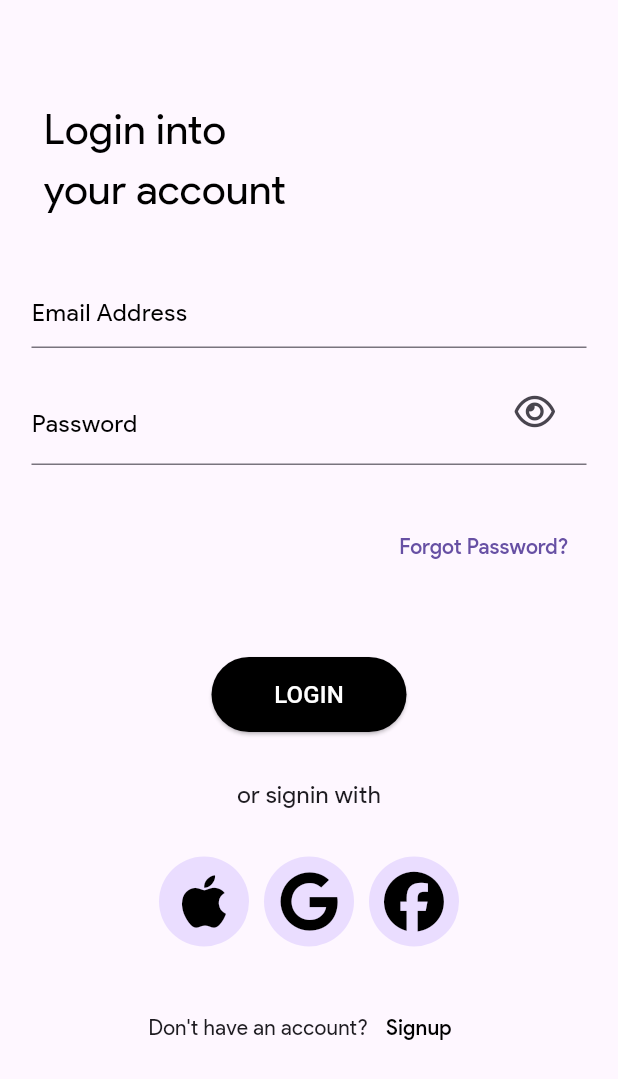
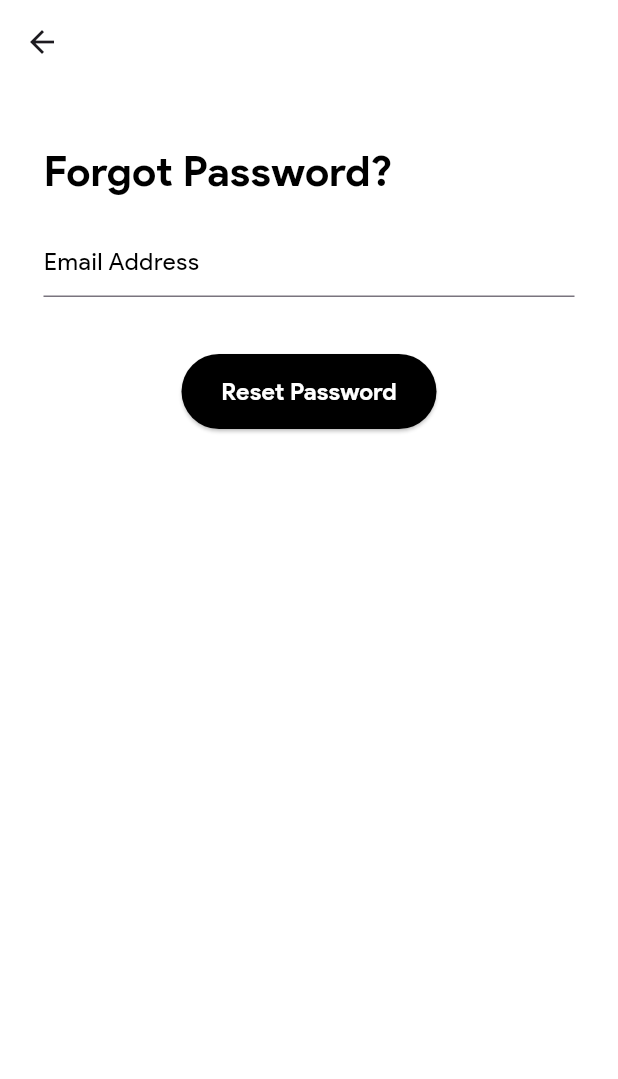
Before and after one commit to asra-faheem124/Urban_Harmony, a Flutter app: the Login screen opened directly, after a tap on "Forgot Password?", on a phone screen of 412 x 824 dp. Shown: the top 1079 px of the screen. Run offline on Flutter 3.47's test engine with Material 3 defaults, Android fonts, the phone set to English and light mode, and no system bars; our stand-ins replace animated_text_kit, carousel_slider, cloud_firestore, firebase_auth, firebase_core, flutter_easyloading and 2 more; accounts and stored records are empty; Roboto replaces fonts that are missing (ProductSans-b).

Commit message:
forgot password

```diff
--- /dev/null
+++ b/lib/userPanel/forgotPassword.dart
@@ -0,0 +1,108 @@
+import 'package:flutter/material.dart';
+import 'package:get/get.dart';
+import 'package:laptop_harbor/controller/forgotPasswordController.dart';
+import 'package:laptop_harbor/controller/loginController.dart';
+
+class ForgotPassword extends StatelessWidget {
+    final _formKey = GlobalKey<FormState>();
+
+  @override
+  Widget build(BuildContext context) {
+    final Forgotpasswordcontroller forgotpasswordcontroller = Get.put(Forgotpasswordcontroller());
+    final Logincontroller logincontroller = Get.put(Logincontroller());
+    TextEditingController email = TextEditingController();
+    return Scaffold(
+      backgroundColor: Colors.white,
+      appBar: AppBar(backgroundColor: Colors.white),
+      body: Form(
+        key: _formKey,
+        child: Center(
+          child: Container(
+            width: 370,
+            child: Column(
+              crossAxisAlignment: CrossAxisAlignment.start,
+              children: [
+                SizedBox(height: 30),
+                Padding(
+                  padding: const EdgeInsets.all(8.0),
+                  child: Text(
+                    'Forgot Password?',
+                    style: TextStyle(
+                      fontSize: 28,
+                      color: Colors.black,
+                      fontWeight: FontWeight.w700,
+                    ),
+                  ),
+                ),
+                Padding(
+                  padding: const EdgeInsets.all(8.0),
+                  child:   TextFormField(
+                        controller: email,
+                        decoration: InputDecoration(
+                          hintText: 'Email Address',
+                          hintStyle: TextStyle(fontSize: 16, color: Colors.black),
+                        ),
+                        validator: (value) {
+                          if (value == null || value.isEmpty) {
+                            return 'Please enter an email';
+                          }
+                          if (!value.contains('@')) {
+                            return 'Please enter a valid email';
+                          }
+                          return null;
+                        },
+                      ),
+                ),
+
+                SizedBox(height: 30,),
+              Center(
+                child: Container(
+                                  width: 170,
+                                  height: 50,
+                                  decoration: BoxDecoration(
+                                    borderRadius: BorderRadius.circular(50),
+                                  ),
+                                  child: ElevatedButton(
+                                    style: ElevatedButton.styleFrom(
+                                      backgroundColor: Colors.black,
+                                    ),
+                                    onPressed: () async{
+                                      if (_formKey.currentState != null &&
+                                      _formKey.currentState!.validate()) {
+                                    String useremail = email.text.trim();
+                                    await forgotpasswordcontroller.ForgotPassword(useremail);
+                                    }else{
+                                      Get.snackbar(
+                                          'Error',
+                                          'Please enter a valid email',
+                                          snackPosition: SnackPosition.TOP,
+                                          backgroundColor: Colors.black,
+                                          colorText: Colors.white,
+                                          margin: EdgeInsets.all(16),
+                                          borderRadius: 8,
+                                          icon: Icon(
+                                            Icons.error,
+                                            color: Colors.white,
+                                          ),
+                                        );
+                                    }
+                                    },
+                                    child: Text(
+                                      'Reset Password',
+                                      style: TextStyle(
+                                        color: Colors.white,
+                                        fontWeight: FontWeight.w700,
+                                        fontSize: 16,
+                                      ),
+                                    ),
+                                  ),
+                                ),
+              ),
+              ],
+            ),
+          ),
+        ),
+      ),
+    );
+  }
+}
--- a/lib/userPanel/login.dart
+++ b/lib/userPanel/login.dart
@@ -6,6 +6,7 @@ import 'package:laptop_harbor/Admin/admin_home.dart';
 import 'package:laptop_harbor/controller/getUserData.dart';
 import 'package:laptop_harbor/controller/loginController.dart';
 import 'package:laptop_harbor/userPanel/Home.dart';
+import 'package:laptop_harbor/userPanel/forgotPassword.dart';
 import 'package:laptop_harbor/userPanel/signup.dart';
 
 class Login extends StatelessWidget {
@@ -95,9 +96,14 @@ class Login extends StatelessWidget {
                       alignment: Alignment.centerRight,
                       child: TextButton(
                         onPressed: () {
-                          // Navigator.push(context, MaterialPageRoute(builder: (context){
-                          //   return ForgotPassword();
-                          // }));
+                          Navigator.pushReplacement(
+                            context,
+                            MaterialPageRoute(
+                              builder: (context) {
+                                return ForgotPassword();
+                              },
+                            ),
+                          );
                         },
                         child: Text("Forgot Password?"),
                       ),
@@ -167,7 +173,7 @@ class Login extends StatelessWidget {
                                               color: Colors.black,
                                             ),
                                           );
-                                          Get.to(HomeScreen());
+                                          Get.offAll(HomeScreen());
                                         }
                                       } else {
                                         Get.snackbar(
@@ -206,7 +212,7 @@ class Login extends StatelessWidget {
                                   'LOGIN',
                                   style: TextStyle(
                                     color: Colors.white,
-                                    fontFamily: 'ProductSans-b',
+                                    fontWeight: FontWeight.w700,
                                     fontSize: 16,
                                   ),
                                 ),
```
Also changed, not shown: lib/controller/forgotPasswordController.dart (added, +38 -0 lines), lib/userPanel/Home.dart (+14 -1 lines), lib/userPanel/splash.dart (+21 -9 lines), lib/userPanel/welcome.dart (added, +22 -0 lines), pubspec.lock.
